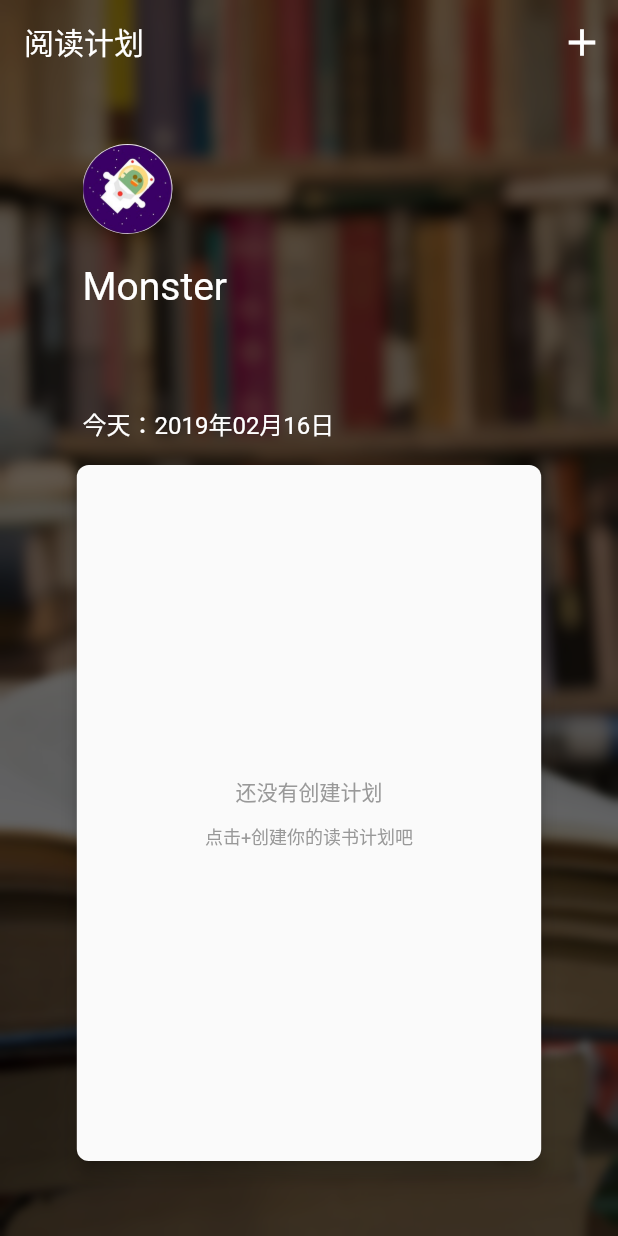
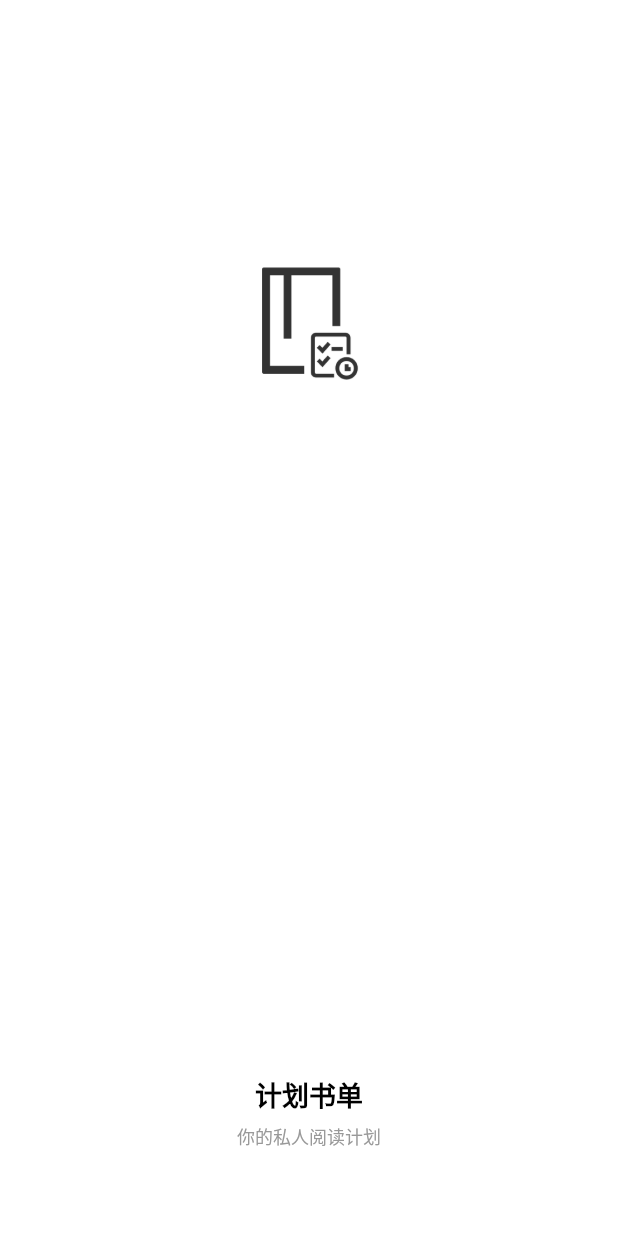
Before and after one commit to radishwu/PlanBooks, a Flutter app: the first screen one second after launch, on a phone screen of 412 x 824 dp. Run offline on Flutter 3.47's test engine with Material 2 defaults, Android fonts, the phone set to English and light mode, and no system bars; our stand-ins replace sqflite; accounts and stored records are empty.

Commit message:
fix:add splash_screen page & change launcher icon

```diff
--- a/lib/main.dart
+++ b/lib/main.dart
@@ -1,10 +1,13 @@
 import 'package:flutter/material.dart';
 import 'ui/home.dart';
 import 'ui/create_plan.dart';
+import 'ui/splash_screen.dart';
 
 void main() => runApp(MaterialApp(
-      home: new HomeApp(),
+      debugShowCheckedModeBanner: false,
+      home: new SplashScreen(),
       routes: <String, WidgetBuilder>{
         '/create_plan': (BuildContext context) => new CreatePlan(),
+        '/home': (BuildContext context) => HomeApp(),
       },
     ));
--- a/lib/ui/create_plan.dart
+++ b/lib/ui/create_plan.dart
@@ -74,7 +74,7 @@ class CreatePlanState extends State<CreatePlan> {
                                 0,
                                 _time)),
                       ),
-                      ModalRoute.withName('/'));
+                      ModalRoute.withName('/home'));
                 });
               }
             },
--- /dev/null
+++ b/lib/ui/splash_screen.dart
@@ -0,0 +1,92 @@
+import 'dart:async';
+
+import 'package:flutter/material.dart';
+
+class SplashScreen extends StatefulWidget {
+  @override
+  SplashScreenState createState() => SplashScreenState();
+}
+
+class SplashScreenState extends State<SplashScreen> {
+  @override
+  void initState() {
+    super.initState();
+    Timer(
+        Duration(seconds: 3),
+        () => Navigator.pushNamedAndRemoveUntil(
+            context, '/home', (route) => route == null));
+  }
+
+  @override
+  Widget build(BuildContext context) {
+    return Scaffold(
+      body: Stack(
+        fit: StackFit.expand,
+        children: <Widget>[
+          Container(
+            decoration: BoxDecoration(color: Colors.white),
+          ),
+          Column(
+            mainAxisAlignment: MainAxisAlignment.start,
+            children: <Widget>[
+              Expanded(
+                flex: 1,
+                child: Text(''),
+              ),
+              Expanded(
+                flex: 3,
+                child: Container(
+                  child: Column(
+                    children: <Widget>[
+                      SizedBox(
+                        width: 100,
+                        height: 100,
+                        child: new Container(
+                          decoration: new BoxDecoration(
+                            image: new DecorationImage(
+                                fit: BoxFit.cover,
+                                image: AssetImage('images/plan_book_icon.png')),
+                          ),
+                        ),
+                      ),
+                      Padding(
+                        padding: EdgeInsets.only(top: 10.0),
+                      ),
+                    ],
+                  ),
+                ),
+              ),
+              Expanded(
+                flex: 1,
+                child: Column(
+                  mainAxisAlignment: MainAxisAlignment.center,
+                  children: <Widget>[
+                    Text(
+                      '计划书单',
+                      softWrap: true,
+                      textAlign: TextAlign.center,
+                      style: TextStyle(
+                          fontWeight: FontWeight.bold,
+                          fontSize: 18.0,
+                          color: Colors.black),
+                    ),
+                    Padding(
+                      padding: EdgeInsets.only(top: 5),
+                    ),
+                    Text(
+                      '你的私人阅读计划',
+                      softWrap: true,
+                      textAlign: TextAlign.center,
+                      style:
+                          TextStyle(fontSize: 12.0, color: Color(0xff999999)),
+                    )
+                  ],
+                ),
+              )
+            ],
+          )
+        ],
+      ),
+    );
+  }
+}
--- a/pubspec.yaml
+++ b/pubspec.yaml
@@ -45,6 +45,7 @@ flutter:
   assets:
    - images/home_default_bg.jpg
    - images/home_default_avatar.png
+   - images/plan_book_icon.png
   #  - images/a_dot_ham.jpeg
 
   # An image asset can refer to one or more resolution-specific "variants", see
```
Also changed, not shown: images/plan_book_icon.png (added), 20 other files.
